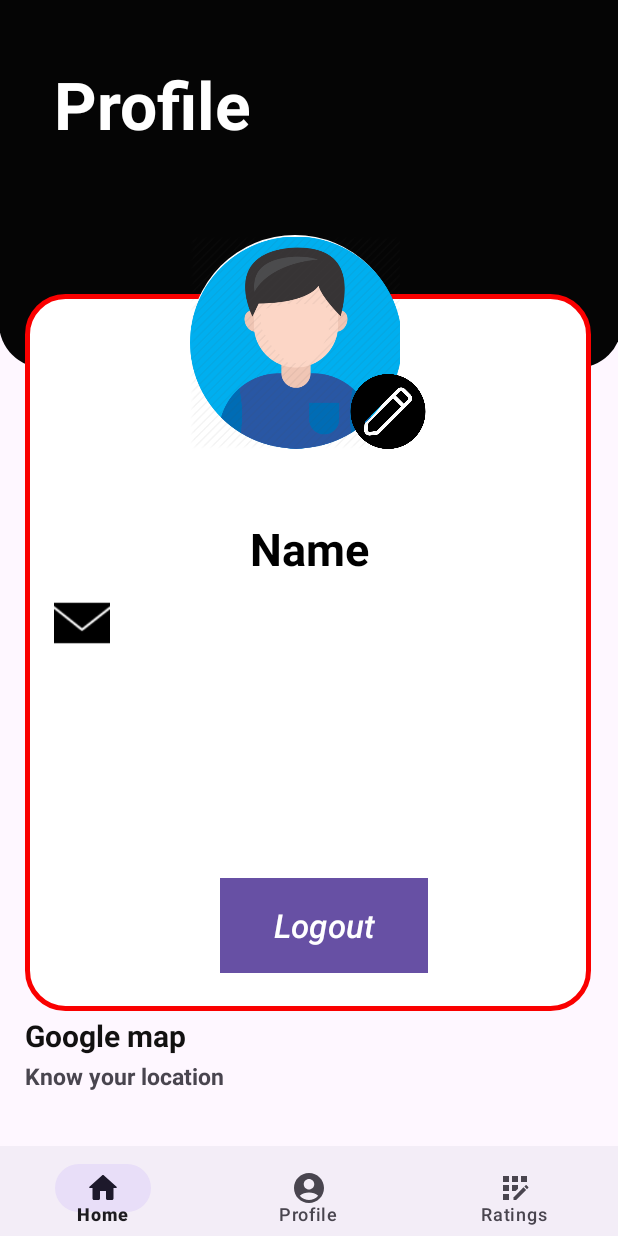
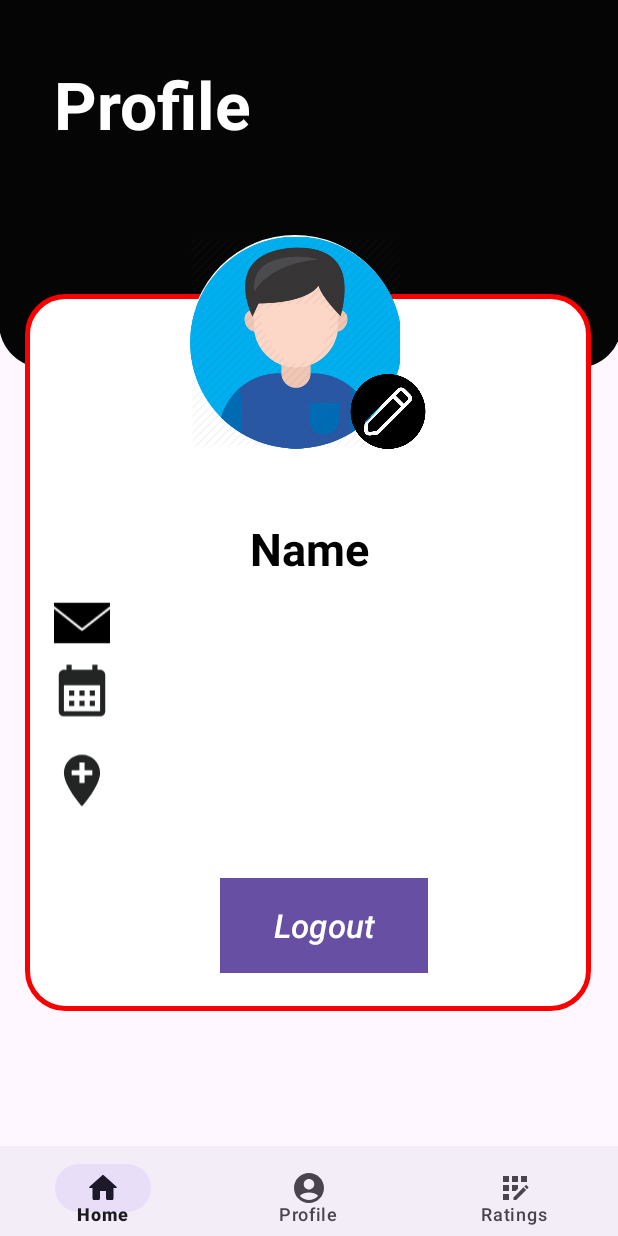
Before and after one commit to fsananna/InsectDetection, an Android app: the screen it shows after launch once a user with an empty profile is signed in (MainActivity), on a phone screen of 412 x 824 dp. Run offline under Robolectric (Android 15) with nearby library versions, the phone set to English and light mode, and no system bars; our stand-ins replace Firebase (no records; nobody signed in at launch, a user with empty details on screens opened directly).

Commit message:
added location and fixed authentication

```diff
--- a/app/src/main/java/com/example/insectdetection/SplashScreen.java
+++ b/app/src/main/java/com/example/insectdetection/SplashScreen.java
@@ -1,38 +1,41 @@
 package com.example.insectdetection;
-
-import androidx.appcompat.app.AppCompatActivity;
 
 import android.content.Intent;
 import android.os.Bundle;
 import android.os.Handler;
-import android.widget.TextView;
+import android.webkit.WebSettings;
+import android.webkit.WebView;
+import androidx.appcompat.app.AppCompatActivity;
 
-import com.airbnb.lottie.LottieAnimationView;
+import com.example.insectdetection.Login;
+import com.example.insectdetection.R;
 
 public class SplashScreen extends AppCompatActivity {
-    TextView appName;
-    LottieAnimationView lottie;
 
+    private WebView webView;
 
     @Override
     protected void onCreate(Bundle savedInstanceState) {
         super.onCreate(savedInstanceState);
-        setContentView(R.layout.activity_splash_screen);
+        setContentView(R.layout.splash_screen);
 
-        appName =findViewById(R.id.appName);
-        lottie = findViewById(R.id.lottie);
+        webView = findViewById(R.id.webView);
+        WebSettings webSettings = webView.getSettings();
+        webSettings.setJavaScriptEnabled(true);
+        webSettings.setDomStorageEnabled(true);
 
+        // Load your main HTML file with embedded GSAP animation
+        webView.loadUrl("file:///android_asset/gsap.html");
 
-        appName.animate().translationY(-1400).setDuration(2700).setStartDelay(0);
-        lottie.animate().translationX(2000).setDuration(2000).setStartDelay(2900);
-
+        // Delayed transition to the login activity after 2 seconds (adjust as needed)
         new Handler().postDelayed(new Runnable() {
             @Override
             public void run() {
-                Intent i =new Intent(getApplicationContext(),MainActivity.class);
-                startActivity(i);
+                // Start LoginActivity
+                Intent intent = new Intent(SplashScreen.this, Login.class);
+                startActivity(intent);
+                finish(); // Finish the splash screen activity
             }
-        },3000);
+        }, 2000); // 2000 milliseconds = 2 seconds
     }
-
 }
--- /dev/null
+++ b/app/src/main/res/drawable/baseline_add_location_24.xml
@@ -0,0 +1,5 @@
+<vector android:height="24dp" android:tint="#222524"
+    android:viewportHeight="24" android:viewportWidth="24"
+    android:width="24dp" xmlns:android="http://schemas.android.com/apk/res/android">
+    <path android:fillColor="@android:color/white" android:pathData="M12,2C8.14,2 5,5.14 5,9c0,5.25 7,13 7,13s7,-7.75 7,-13c0,-3.86 -3.14,-7 -7,-7zM16,10h-3v3h-2v-3L8,10L8,8h3L11,5h2v3h3v2z"/>
+</vector>
--- /dev/null
+++ b/app/src/main/res/drawable/baseline_calendar_month_24.xml
@@ -0,0 +1,5 @@
+<vector android:height="24dp" android:tint="#222524"
+    android:viewportHeight="24" android:viewportWidth="24"
+    android:width="24dp" xmlns:android="http://schemas.android.com/apk/res/android">
+    <path android:fillColor="@android:color/white" android:pathData="M19,4h-1V2h-2v2H8V2H6v2H5C3.89,4 3.01,4.9 3.01,6L3,20c0,1.1 0.89,2 2,2h14c1.1,0 2,-0.9 2,-2V6C21,4.9 20.1,4 19,4zM19,20H5V10h14V20zM9,14H7v-2h2V14zM13,14h-2v-2h2V14zM17,14h-2v-2h2V14zM9,18H7v-2h2V18zM13,18h-2v-2h2V18zM17,18h-2v-2h2V18z"/>
+</vector>
--- a/app/src/main/res/layout/fragment_profile.xml
+++ b/app/src/main/res/layout/fragment_profile.xml
@@ -5,6 +5,7 @@
     android:layout_width="match_parent"
     android:layout_height="match_parent"
     tools:context=".profileFragment">
+
 
     <ImageView
         android:id="@+id/imageView"
@@ -106,6 +107,17 @@
             android:paddingTop="15sp"
             android:textSize="23sp" />
 
+        <ImageView
+            android:layout_width="52dp"
+            android:layout_height="47dp"
+            android:layout_alignParentStart="true"
+            android:layout_alignParentEnd="true"
+            android:layout_alignParentBottom="true"
+            android:layout_marginStart="17dp"
+            android:layout_marginEnd="321dp"
+            android:layout_marginBottom="250dp"
+            android:src="@drawable/baseline_calendar_month_24" />
+
         <TextView
             android:id="@+id/textViewId"
             android:layout_width="301dp"
@@ -115,10 +127,21 @@
             android:layout_alignParentBottom="true"
             android:layout_marginStart="69dp"
             android:layout_marginEnd="10dp"
-            android:layout_marginBottom="252dp"
+            android:layout_marginBottom="10dp"
             android:textColor="@color/black"
             android:paddingTop="15sp"
             android:textSize="23sp" />
+
+        <ImageView
+            android:layout_width="52dp"
+            android:layout_height="47dp"
+            android:layout_alignParentStart="true"
+            android:layout_alignParentEnd="true"
+            android:layout_alignParentBottom="true"
+            android:layout_marginStart="17dp"
+            android:layout_marginEnd="321dp"
+            android:layout_marginBottom="190dp"
+            android:src="@drawable/baseline_add_location_24" />
         <TextView
             android:id="@+id/dobId"
             android:layout_width="301dp"
@@ -128,7 +151,7 @@
             android:layout_alignParentBottom="true"
             android:layout_marginStart="69dp"
             android:layout_marginEnd="10dp"
-            android:layout_marginBottom="220dp"
+            android:layout_marginBottom="245dp"
             android:textColor="@color/black"
             android:paddingTop="15sp"
             android:textSize="23sp" />
@@ -176,25 +199,6 @@
             android:clickable="true"
             app:srcCompat="@drawable/edit" />
 
-
-
-
-        <TextView
-            android:id="@+id/googleMapText"
-            android:layout_marginTop="520dp"
-            android:layout_width="match_parent"
-            android:layout_height="wrap_content"
-            android:text="@string/google_map"
-            android:textColor="#121111"
-            android:textSize="20sp"
-            android:textStyle="bold" />
-        <TextView
-            android:layout_width="match_parent"
-            android:layout_height="wrap_content"
-            android:layout_marginTop="550dp"
-            android:text="@string/know_your_location"
-            android:textSize="15sp"
-            android:textStyle="bold"/>
         <FrameLayout
             android:layout_width="match_parent"
             android:layout_height="wrap_content"
@@ -202,6 +206,7 @@
             android:layout_marginTop="580dp"
             />
 
+
     </RelativeLayout>
 
 
```
Also changed, not shown: app/src/main/java/com/example/insectdetection/HomeFragment.java (+23 -7 lines), app/src/main/java/com/example/insectdetection/Register.java (+12 -1 lines), app/src/main/res/layout/activity_splash_screen.xml (+6 -19 lines), app/src/main/res/layout/fragment_home.xml (+16 -9 lines).
